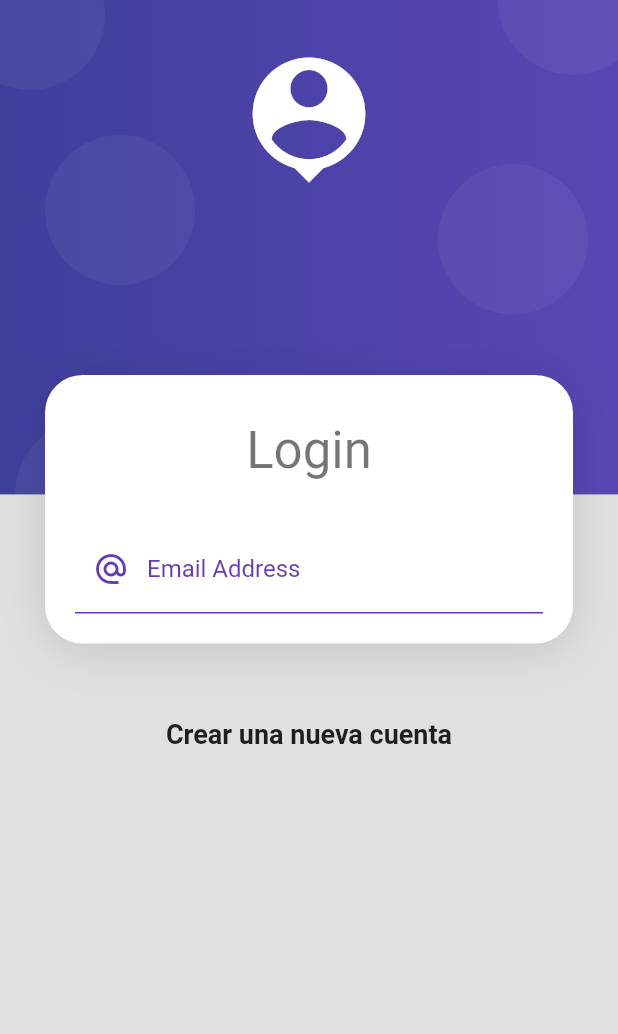
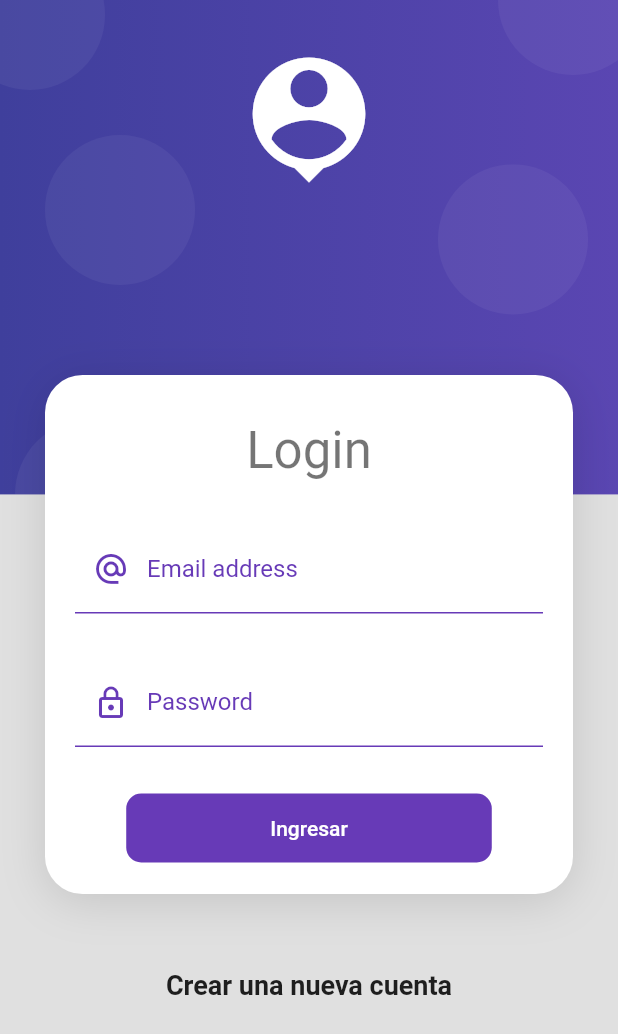
Before and after one commit to aydin-due/products_app, a Flutter app: the screen it shows after launch, on a phone screen of 412 x 824 dp. Shown: the top 1034 px of the screen. Run offline on Flutter 3.47's test engine with Material 2 defaults, Android fonts, the phone set to English and light mode, and no system bars.

Commit message:
consistent input decor

```diff
--- a/lib/screens/login_screen.dart
+++ b/lib/screens/login_screen.dart
@@ -1,4 +1,5 @@
 import 'package:flutter/material.dart';
+import 'package:products_app/ui/input_decorations.dart';
 import 'package:products_app/widgets/widgets.dart';
 
 class LoginScreen extends StatelessWidget {
@@ -50,19 +51,33 @@ class _LoginForm extends StatelessWidget {
         TextFormField(
           autocorrect: false,
           keyboardType: TextInputType.emailAddress,
-          decoration: const InputDecoration(
-            enabledBorder: UnderlineInputBorder(
-              borderSide: BorderSide(color: Colors.deepPurple),
-            ),
-              focusedBorder: UnderlineInputBorder(
-                borderSide: BorderSide(color: Colors.deepPurple, width:2)
-              ),
-              hintText: 'john.doe@gmail.com',
-              labelText: 'Email Address',
-              labelStyle: TextStyle(color: Colors.deepPurple),
-              prefixIcon: Icon(Icons.alternate_email, color: Colors.deepPurple),
-          ),
-        )
+          decoration: InputDecorations.auth(
+            hintText: 'john.doe@gmail.com',
+            labelText: 'Email address',
+            prefixIcon: Icons.alternate_email_outlined
+          )
+        ),
+        const SizedBox(height: 30,),
+        TextFormField(
+          obscureText: true,
+          autocorrect: false,
+          keyboardType: TextInputType.emailAddress,
+          decoration: InputDecorations.auth(
+            hintText: '****',
+            labelText: 'Password',
+            prefixIcon: Icons.lock_outline
+          )
+        ),
+        const SizedBox(height: 30,),
+        MaterialButton(
+          shape: RoundedRectangleBorder(borderRadius: BorderRadius.circular(10)),
+          disabledColor: Colors.grey,
+          elevation: 0,
+          color: Colors.deepPurple,
+          child: Container(
+            padding: const EdgeInsets.symmetric(horizontal: 80, vertical: 15),
+            child: const Text('Ingresar', style: TextStyle(color: Colors.white),)),
+          onPressed: (){})
       ],)),
     );
   }
--- /dev/null
+++ b/lib/ui/input_decorations.dart
@@ -0,0 +1,18 @@
+import 'package:flutter/material.dart';
+import 'package:products_app/widgets/auth_bg.dart';
+
+class InputDecorations {
+  static InputDecoration auth({required String hintText, required String labelText, IconData? prefixIcon}) {
+    return InputDecoration(
+      enabledBorder: const UnderlineInputBorder(
+        borderSide: BorderSide(color: Colors.deepPurple),
+      ),
+      focusedBorder: const UnderlineInputBorder(
+          borderSide: BorderSide(color: Colors.deepPurple, width: 2)),
+      hintText: hintText,
+      labelText: labelText,
+      labelStyle: const TextStyle(color: Colors.deepPurple),
+      prefixIcon: prefixIcon!=null ? Icon(prefixIcon, color: Colors.deepPurple) : null,
+    );
+  }
+}
```
